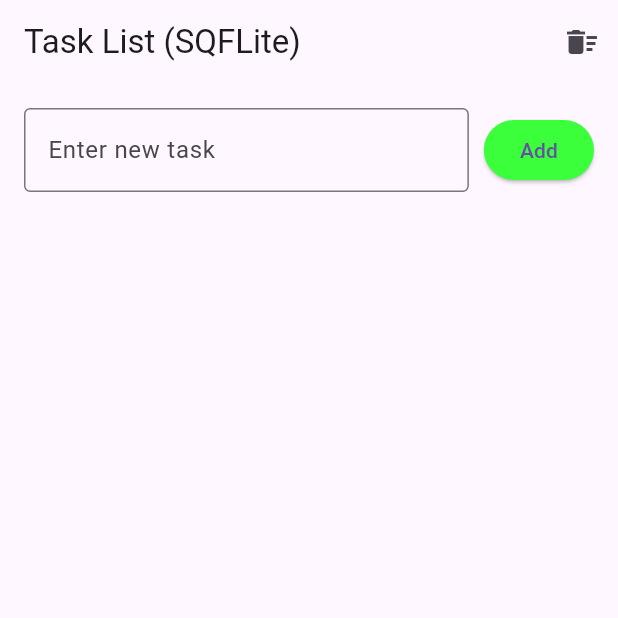
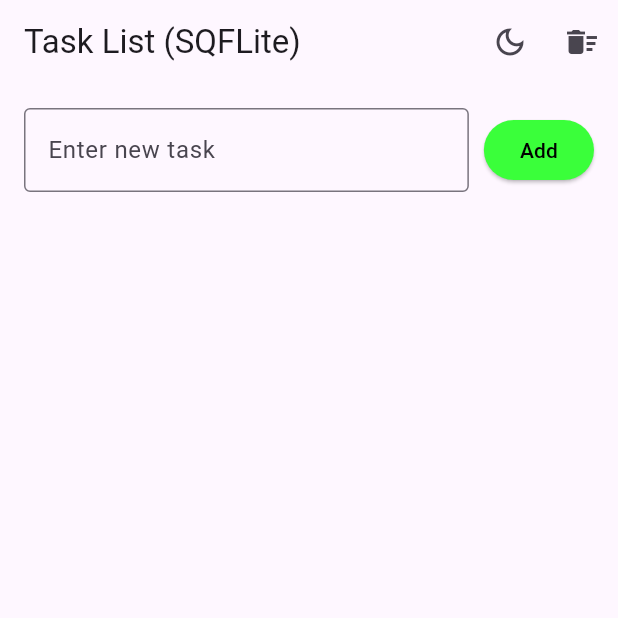
Before and after one commit to Ed-Zheng/MAD_cw3, a Flutter app: the screen it shows after launch, on a phone screen of 412 x 824 dp, the top half of it. Run offline on Flutter 3.47's test engine with Material 3 defaults, Android fonts, the phone set to English and light mode, and no system bars; our stand-ins replace sqflite; accounts and stored records are empty.

Commit message:
Adds dark/light theme toggle

```diff
--- a/lib/main.dart
+++ b/lib/main.dart
@@ -9,22 +9,52 @@ Future<void> main() async {
   runApp(const MyApp());
 }
 
-class MyApp extends StatelessWidget {
+class MyApp extends StatefulWidget {
   const MyApp({super.key});
+
+  @override
+  State<MyApp> createState() => _MyAppState();
+}
+
+class _MyAppState extends State<MyApp> {
+  bool _isDarkMode = false;
+
+  void _toggleTheme() {
+    setState(() {
+      _isDarkMode = !_isDarkMode;
+    });
+  }
 
   @override
   Widget build(BuildContext context) {
     return MaterialApp(
       title: 'SQFlite Task List',
-      theme: ThemeData(primarySwatch: Colors.blue),
-      home: const MyHomePage(),
       debugShowCheckedModeBanner: false,
+      themeMode: _isDarkMode ? ThemeMode.dark : ThemeMode.light,
+      darkTheme: ThemeData(
+        brightness: Brightness.dark,
+        colorScheme: ColorScheme.fromSeed(
+          seedColor: Colors.teal,
+          brightness: Brightness.dark,
+        ),
+      ),
+      home: MyHomePage(
+        isDarkMode: _isDarkMode,
+        toggleTheme: _toggleTheme,
+      ),
     );
   }
 }
 
 class MyHomePage extends StatefulWidget {
-  const MyHomePage({super.key});
+  final bool isDarkMode;
+  final VoidCallback toggleTheme;
+
+  const MyHomePage({
+    super.key,
+    required this.isDarkMode,
+    required this.toggleTheme,
+  });
 
   @override
   State<MyHomePage> createState() => _MyHomePageState();
@@ -92,6 +122,14 @@ class _MyHomePageState extends State<MyHomePage> {
         title: const Text('Task List (SQFLite)'),
         actions: [
           IconButton(
+            icon: Icon(widget.isDarkMode
+              ? Icons.wb_sunny
+              : Icons.dark_mode_outlined
+            ),
+            onPressed: widget.toggleTheme,
+          ),
+
+          IconButton(
             icon: const Icon(Icons.delete_sweep),
             onPressed: _deleteAll,
           ),
@@ -118,7 +156,9 @@ class _MyHomePageState extends State<MyHomePage> {
                 ElevatedButton(
                   onPressed: _insert,
                   style: ElevatedButton.styleFrom(
-                    backgroundColor: const Color.fromARGB(255, 58, 255, 58)),
+                    backgroundColor: const Color.fromARGB(255, 58, 255, 58),
+                    foregroundColor: Colors.black,
+                  ),
                   child: const Text('Add'),
                 ),
               ],
```
Lines whose indentation alone changed are shown as unchanged.
